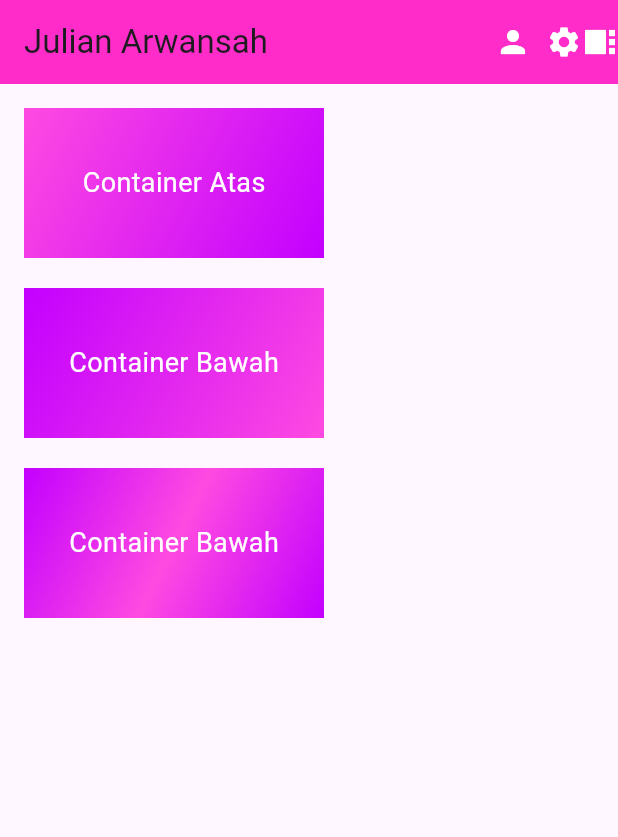
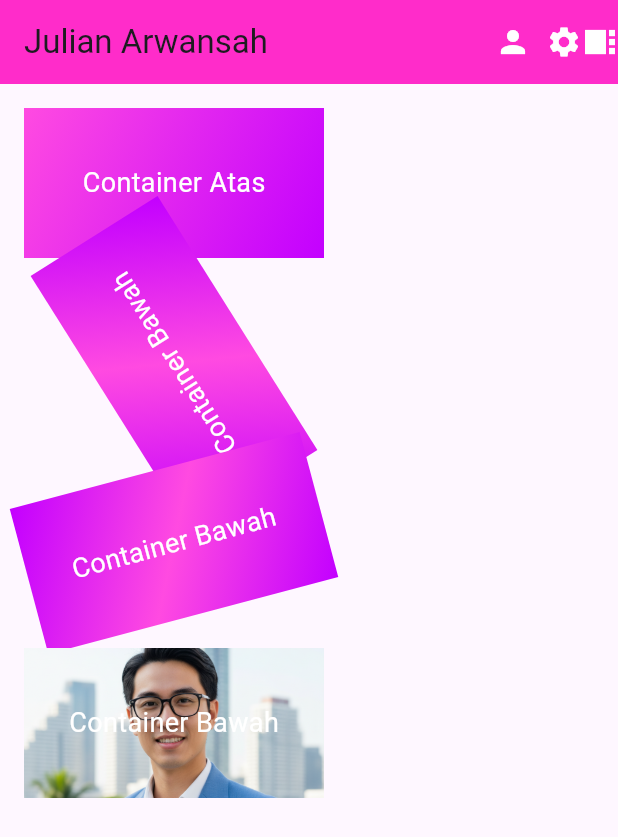
Before and after one commit to Julianarwansah/tugas_week_5_1123150112, a Flutter app: the screen it shows after launch, on a phone screen of 412 x 824 dp. Shown: the top 837 px of the screen. Run offline on Flutter 3.47's test engine with Material 3 defaults, Android fonts, the phone set to English and light mode, and no system bars.

Commit message:
menambahkan gambar dan memiringkan container

```diff
--- a/lib/main.dart
+++ b/lib/main.dart
@@ -56,12 +56,20 @@
               ),
             ),
             const SizedBox(height: 20),
-            Container(
+            Transform(
+              alignment: Alignment.center,
+              transform: Matrix4.rotationZ(23
+              ),
+              child: Container(
                 width: 200,
                 height: 100,
-              decoration: BoxDecoration(
-                gradient: const LinearGradient(
-                  colors: [Color.fromARGB(255, 195, 0, 255), Color.fromARGB(255, 255, 74, 225)],
+                decoration: const BoxDecoration(
+                  gradient: LinearGradient(
+                    colors: [
+                      Color.fromARGB(255, 195, 0, 255),
+                      Color.fromARGB(255, 255, 74, 225),
+                      Color.fromARGB(255, 195, 0, 255)
+                    ],
                     begin: Alignment.topLeft,
                     end: Alignment.bottomRight,
                   ),
@@ -70,6 +78,33 @@
                   child: Text(
                     "Container Bawah",
                     style: TextStyle(color: Colors.white, fontSize: 18),
+                  ),
+                ),
+              ),
+            ),
+            const SizedBox(height: 20),
+            Transform(
+              alignment: Alignment.center,
+              transform: Matrix4.rotationZ(-0.26),
+              child: Container(
+                width: 200,
+                height: 100,
+                decoration: const BoxDecoration(
+                  gradient: LinearGradient(
+                    colors: [
+                      Color.fromARGB(255, 195, 0, 255),
+                      Color.fromARGB(255, 255, 74, 225),
+                      Color.fromARGB(255, 195, 0, 255)
+                    ],
+                    begin: Alignment.topLeft,
+                    end: Alignment.bottomRight,
+                  ),
+                ),
+                child: const Center(
+                  child: Text(
+                    "Container Bawah",
+                    style: TextStyle(color: Colors.white, fontSize: 18),
+                  ),
                 ),
               ),
             ),
@@ -82,6 +117,10 @@
                   colors: [Color.fromARGB(255, 195, 0, 255), Color.fromARGB(255, 255, 74, 225), Color.fromARGB (255, 195, 0, 255)],
                   begin: Alignment.topLeft,
                   end: Alignment.bottomRight,
+                ),
+                image: DecorationImage(
+                  image: AssetImage('assets/images/test.png'),
+                  fit: BoxFit.cover,
                 ),
               ),
               child: const Center(
--- a/pubspec.yaml
+++ b/pubspec.yaml
@@ -57,6 +57,10 @@ flutter:
   # the material Icons class.
   uses-material-design: true
 
+  assets:
+    - assets/images/
+
+
   # To add assets to your application, add an assets section, like this:
   # assets:
   #   - images/a_dot_burr.jpeg
```
Also changed, not shown: assets/images/test.png (added). Lines whose indentation alone changed are shown as unchanged.
